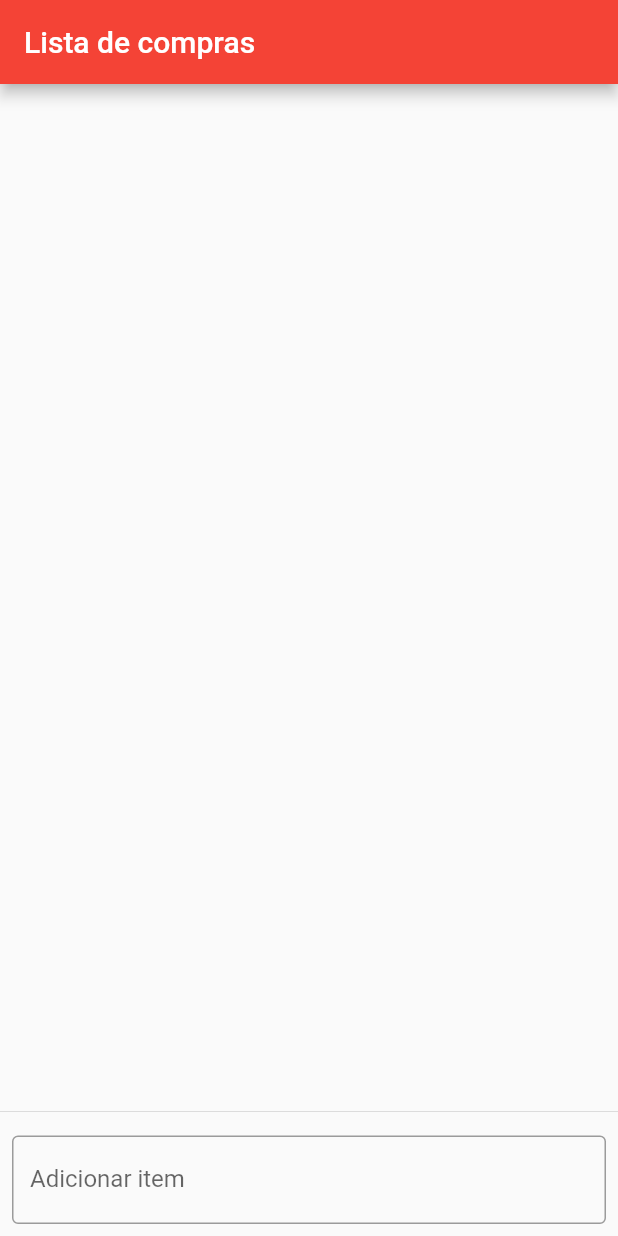
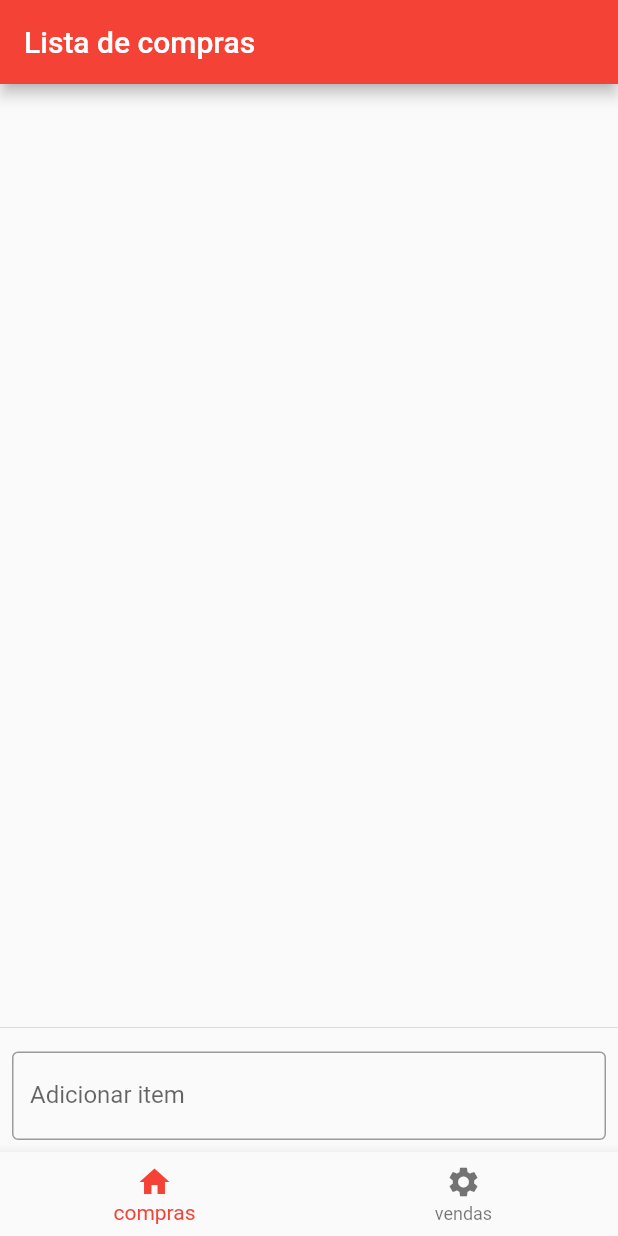
Before and after one commit to DeboraCrist/listadecompras, a Flutter app: the screen it shows after launch, on a phone screen of 412 x 824 dp. Run offline on Flutter 3.47's test engine with Material 2 defaults, Android fonts, the phone set to English and light mode, and no system bars; our stand-ins replace flutter_riverpod.

Commit message:
adicionar menu

```diff
--- a/lib/main.dart
+++ b/lib/main.dart
@@ -130,6 +130,18 @@ class MyHomePage extends ConsumerWidget {
           ],
         ),
       ),
+      bottomNavigationBar: BottomNavigationBar(
+        items: const [
+          BottomNavigationBarItem(
+            icon: Icon(Icons.home),
+            label: 'compras',
+          ),
+          BottomNavigationBarItem(
+            icon: Icon(Icons.settings),
+            label: 'vendas',
+          ),
+        ],
+      ),
     );
   }
 }
--- a/pubspec.yaml
+++ b/pubspec.yaml
@@ -43,6 +43,7 @@ dependencies:
   path_provider: ^2.0.14
   flutter_riverpod: ^2.3.4
   provider: ^6.0.5
+  flutter_form_builder: ^8.0.0
 
 dev_dependencies:
   flutter_test:
```
Also changed, not shown: pubspec.lock, 2 other files.
